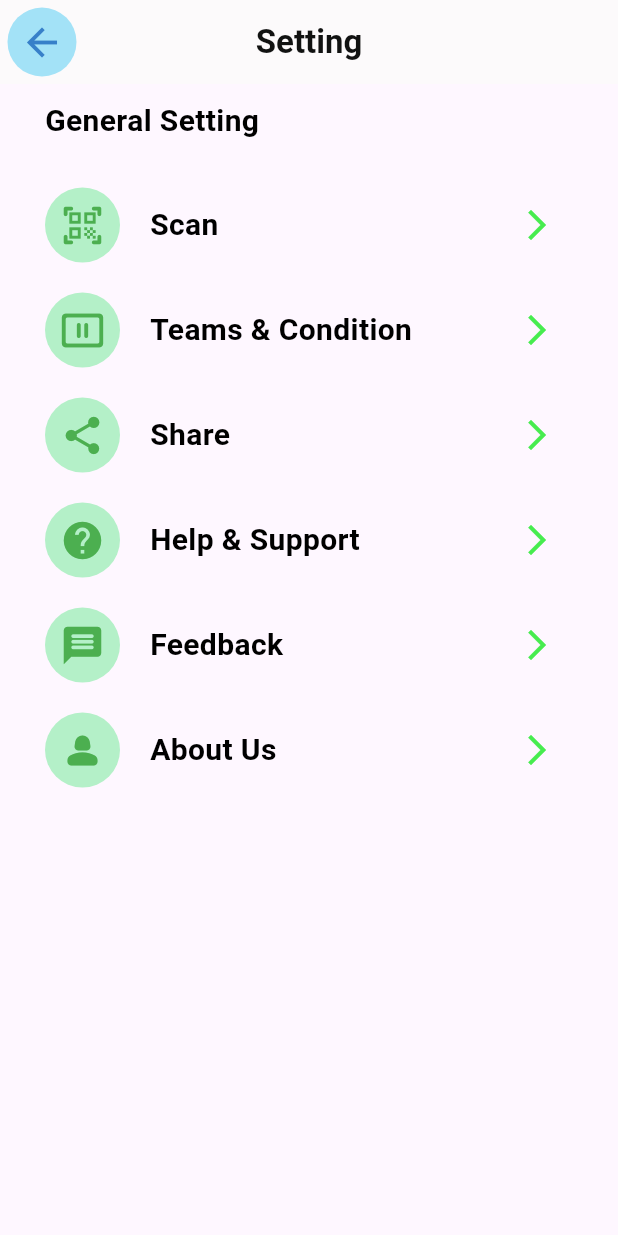
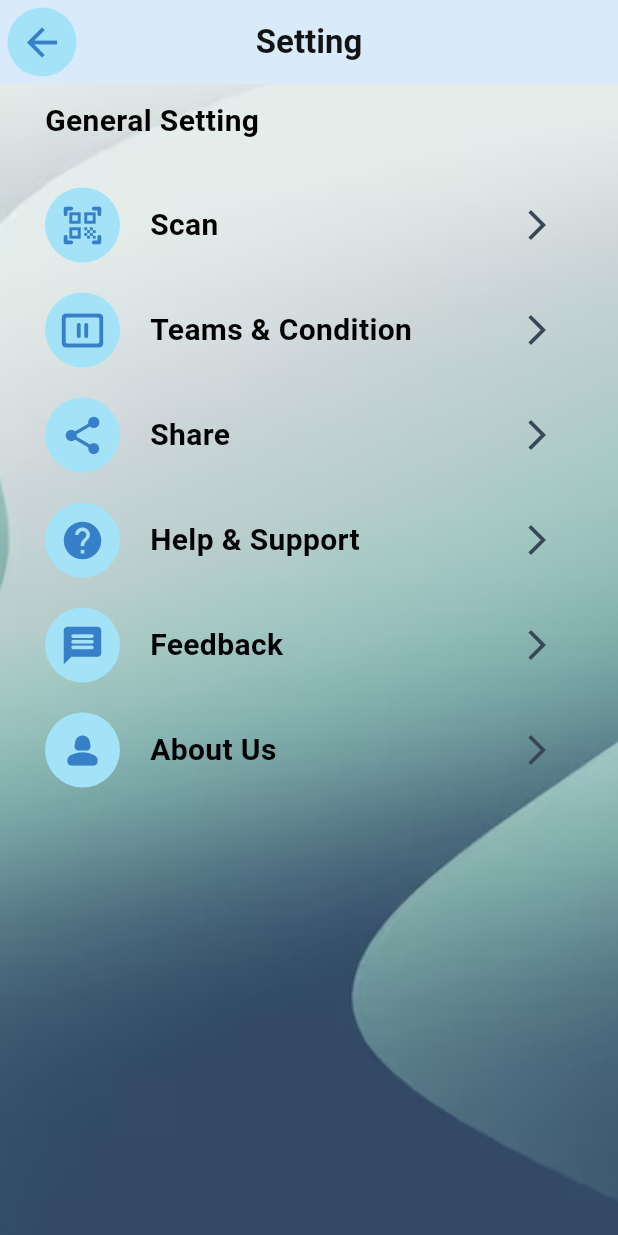
Before and after one commit to GihanSisiraKumara/PDF_Converter_Mobile_App, a Flutter app: the SettingsScreen screen opened directly, on a phone screen of 412 x 824 dp. Run offline on Flutter 3.47's test engine with Material 3 defaults, Android fonts, the phone set to English and light mode, and no system bars; our stand-ins replace image_picker, lottie, permission_handler, scroll_snap_list, smooth_page_indicator, timeline_tile; missing offline and left inert: mobile_scanner; Roboto replaces fonts that are missing (inter).

Commit message:
edit pages

```diff
--- a/lib/Screen/SettingScreen.dart
+++ b/lib/Screen/SettingScreen.dart
@@ -11,9 +11,18 @@ class SettingsScreen extends StatelessWidget {
 
   @override
   Widget build(BuildContext context) {
-    return Scaffold(
+    return Stack(
+      children: [
+        Positioned.fill(
+          child: Image.asset(
+            'assets/images/blue2.jpg',
+            fit: BoxFit.cover,
+          ),
+        ),
+        Scaffold(
+          backgroundColor: Colors.transparent, // Make the scaffold transparent
           appBar: AppBar(
-        backgroundColor: const Color.fromARGB(255, 252, 250, 251),
+            backgroundColor: const Color.fromARGB(255, 217, 234, 251),
             centerTitle: true,
             title: const Text(
               'Setting',
@@ -37,6 +46,7 @@ class SettingsScreen extends StatelessWidget {
               },
             ),
           ),
+
           body: Column(
             crossAxisAlignment: CrossAxisAlignment.start,
             children: [
@@ -53,8 +63,8 @@ class SettingsScreen extends StatelessWidget {
               const SizedBox(height: 10),
               _buildSettingItem(
                 icon: Icons.qr_code_scanner_rounded,
-            iconColor: Colors.green,
-            iconBgColor: const Color.fromARGB(255, 180, 240, 200),
+                iconColor: const Color.fromARGB(255, 55, 128, 201),
+                iconBgColor: const Color.fromARGB(255, 163, 226, 247),
                 text: 'Scan',
                 onTap: () async {
                   final result = await Navigator.push(
@@ -76,8 +86,8 @@ class SettingsScreen extends StatelessWidget {
               ),
               _buildSettingItem(
                 icon: Icons.pause_presentation_rounded,
-            iconColor: Colors.green,
-            iconBgColor: const Color.fromARGB(255, 180, 240, 200),
+                iconColor: const Color.fromARGB(255, 55, 128, 201),
+                iconBgColor: const Color.fromARGB(255, 163, 226, 247),
                 text: 'Teams & Condition',
                 onTap: () {
                   Navigator.push(
@@ -91,8 +101,8 @@ class SettingsScreen extends StatelessWidget {
               ),
               _buildSettingItem(
                 icon: Icons.share_rounded,
-            iconColor: Colors.green,
-            iconBgColor: const Color.fromARGB(255, 180, 240, 200),
+                iconColor: const Color.fromARGB(255, 55, 128, 201),
+                iconBgColor: const Color.fromARGB(255, 163, 226, 247),
                 text: 'Share',
                 onTap: () {
                   Navigator.push(
@@ -106,8 +116,8 @@ class SettingsScreen extends StatelessWidget {
               ),
               _buildSettingItem(
                 icon: Icons.help,
-            iconColor: Colors.green,
-            iconBgColor: const Color.fromARGB(255, 180, 240, 200),
+                iconColor: const Color.fromARGB(255, 55, 128, 201),
+                iconBgColor: const Color.fromARGB(255, 163, 226, 247),
                 text: 'Help & Support',
                 onTap: () {
                   Navigator.push(
@@ -121,8 +131,8 @@ class SettingsScreen extends StatelessWidget {
               ),
               _buildSettingItem(
                 icon: Icons.message_rounded,
-            iconColor: Colors.green,
-            iconBgColor: const Color.fromARGB(255, 180, 240, 200),
+                iconColor: const Color.fromARGB(255, 55, 128, 201),
+                iconBgColor: const Color.fromARGB(255, 163, 226, 247),
                 text: 'Feedback',
                 onTap: () {
                   Navigator.push(
@@ -136,8 +146,8 @@ class SettingsScreen extends StatelessWidget {
               ),
               _buildSettingItem(
                 icon: Icons.person_2_rounded,
-            iconColor: Colors.green,
-            iconBgColor: const Color.fromARGB(255, 180, 240, 200),
+                iconColor: const Color.fromARGB(255, 55, 128, 201),
+                iconBgColor: const Color.fromARGB(255, 163, 226, 247),
                 text: 'About Us',
                 onTap: () {
                   Navigator.push(
@@ -152,6 +162,8 @@ class SettingsScreen extends StatelessWidget {
               ),
             ],
           ),
+        ),
+      ],
     );
   }
 
@@ -194,7 +206,7 @@ class SettingsScreen extends StatelessWidget {
             IconButton(
               icon: const Icon(
                 Icons.arrow_forward_ios,
-                color: Color.fromARGB(255, 71, 236, 79),
+                color: Color.fromARGB(255, 55, 71, 86),
               ),
               onPressed: onTap,
             ),
@@ -204,31 +216,3 @@ class SettingsScreen extends StatelessWidget {
     );
   }
 }
-
-
-
-
-
-
-
-
-
-
-
-
-
-
-
-
-
-
-
-
-
-
-
-
-
-
-
-// Similarly define other pages: SharePage, HelpSupportPage, FeedbackPage, AboutUsPage
--- a/pubspec.yaml
+++ b/pubspec.yaml
@@ -78,6 +78,10 @@ flutter:
     - assets/images/facebook1.png
     - assets/images/linked.png
     - assets/images/help.jpeg
+    - assets/images/blue3.jpg
+    - assets/images/blue2.jpg
+
+
 
 
 
```
Also changed, not shown: assets/images/blue2.jpg (added), assets/images/blue3.jpg (added). Lines whose indentation alone changed are shown as unchanged.
